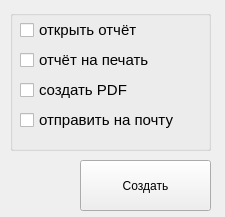
Old version of the form UI/report_more_func_ui.ui in the repository HubMan17/LR-BD-new.
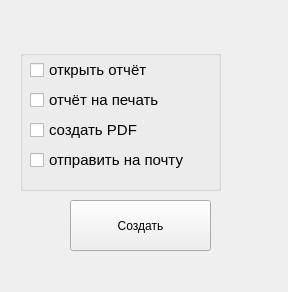
New version of the form.

```diff
--- a/UI/report_more_func_ui.ui
+++ b/UI/report_more_func_ui.ui
@@ -6,8 +6,8 @@
    <rect>
     <x>0</x>
     <y>0</y>
-    <width>225</width>
-    <height>217</height>
+    <width>288</width>
+    <height>292</height>
    </rect>
   </property>
   <property name="windowTitle">
@@ -16,8 +16,8 @@
   <widget class="QGroupBox" name="groupBox_2">
    <property name="geometry">
     <rect>
-     <x>10</x>
-     <y>10</y>
+     <x>20</x>
+     <y>50</y>
      <width>201</width>
      <height>141</height>
     </rect>
@@ -101,9 +101,9 @@
   <widget class="QPushButton" name="pushButton">
    <property name="geometry">
     <rect>
-     <x>80</x>
-     <y>160</y>
-     <width>131</width>
+     <x>70</x>
+     <y>200</y>
+     <width>141</width>
      <height>51</height>
     </rect>
    </property>
```
